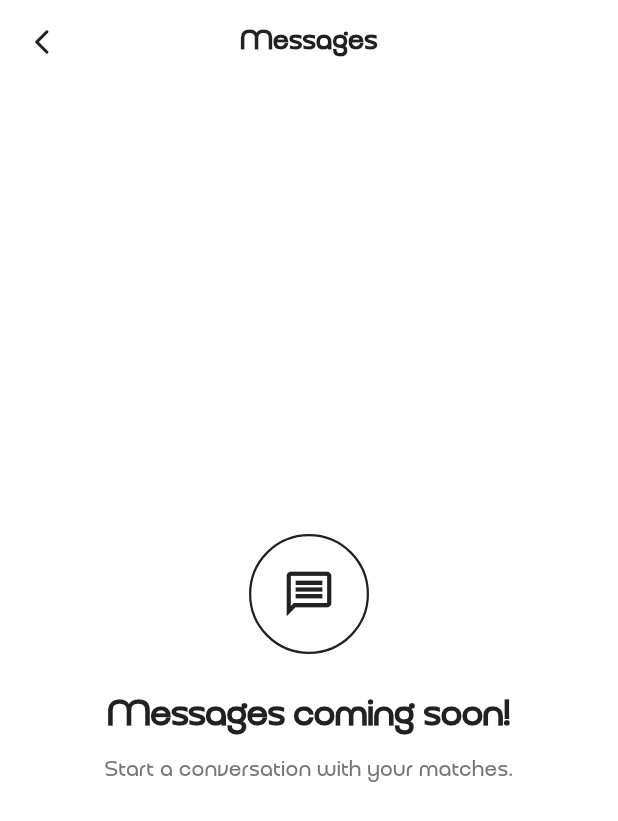
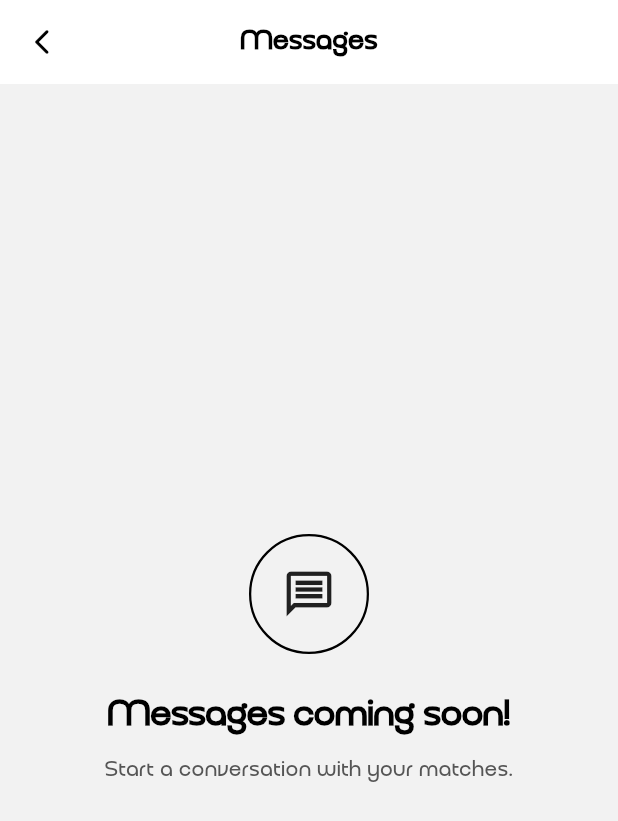
Before and after one commit to JasimIhsan/MyLifepartner_Admin, a Flutter app: the ChatPlaceholderScreen screen opened directly, on a phone screen of 412 x 824 dp. Shown: the top 821 px of the screen. Run offline on Flutter 3.47's test engine with Material 3 defaults, Android fonts, the phone set to English and light mode, and no system bars; our stand-ins replace app_links, cached_network_image, camera, dio, flutter_animate, geolocator and 3 more; missing offline and left inert: phone_form_field; accounts and stored records are empty; network calls fail.

Commit message:
style: update brand color palette and adjust UI theme colors

```diff
--- a/frontend/lib/core/app_colors.dart
+++ b/frontend/lib/core/app_colors.dart
@@ -1,25 +1,25 @@
 import 'package:flutter/material.dart';
 
 class AppColors {
-  static const Color black = Colors.black;
+  static const Color black = Color(0xFF000000);
 
-  // Primary Brand Colors - Reddish-Pink
-  static const Color primary = Color(0xFFE91E63);
-  static const Color primaryDark = Color(0xFFC2185B);
-  static const Color primaryLight = Color(0xFFF8BBD0);
+  // Primary Brand Colors - Solid Red
+  static const Color primary = Color(0xFFFF3F3F);
+  static const Color primaryDark = Color(0xFFD63434); // Adjusted for contrast if needed
+  static const Color primaryLight = Color(0xFFFF7A7A);
 
   // Accent Colors
-  static const Color accent = Color(0xFFFF4081);
+  static const Color accent = Color(0xFFFF3F3F);
 
   // Background Colors
-  static const Color background = Colors.white;
+  static const Color background = Color(0xFFF2F2F2);
   static const Color surface = Colors.white;
-  static const Color inputBackground = Color(0xFFF8F8F8);
+  static const Color inputBackground = Color(0xFFEAEAEA);
 
   // Text Colors
-  static const Color textPrimary = Color(0xFF212121);
-  static const Color textSecondary = Color(0xFF757575);
-  static const Color textLight = Color(0xFF9E9E9E);
+  static const Color textPrimary = Color(0xFF000000);
+  static const Color textSecondary = Color(0xFF555555);
+  static const Color textLight = Color(0xFF777777);
   static const Color textWhite = Colors.white;
   static const Color onPrimary = Colors.white;
 
@@ -28,8 +28,8 @@ class AppColors {
   static const Color success = Color(0xFF388E3C);
 
   // UI Elements
-  static const Color divider = Color(0xFFEEEEEE);
-  static const Color unselectedIcon = Color(0xFFBDBDBD);
+  static const Color divider = Color(0xFFEAEAEA);
+  static const Color unselectedIcon = Color(0xFF777777);
   static const Color shadowColor = Color(0x1F000000);
-  static const Color borderColor = Color(0xFFE0E0E0);
+  static const Color borderColor = Color(0xFFEAEAEA);
 }
```
